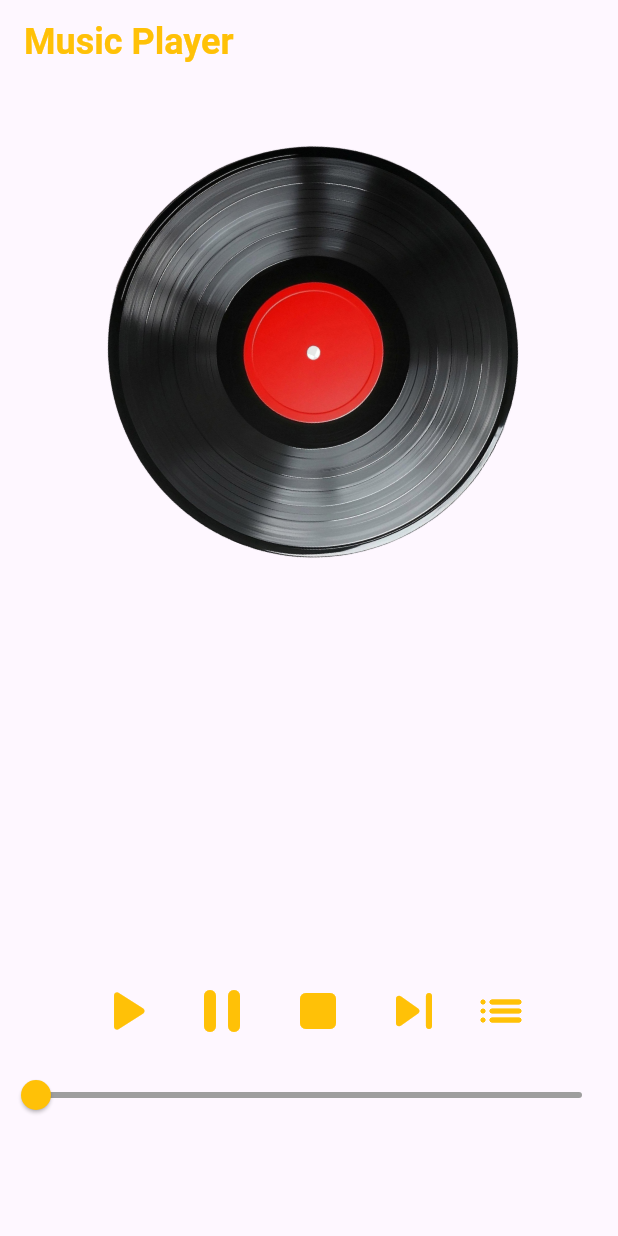
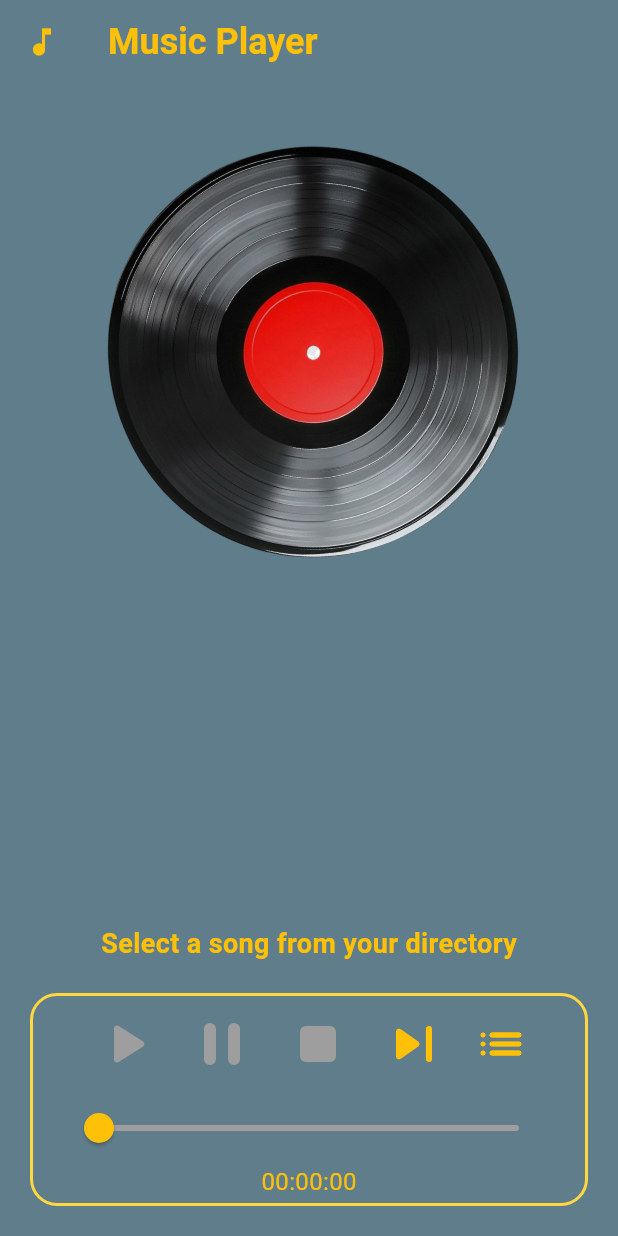
Before and after one commit to Lone-wolf-ai/flutter_provider_music_app, a Flutter app: the screen it shows after launch, on a phone screen of 412 x 824 dp. Run offline on Flutter 3.47's test engine with Material 3 defaults, Android fonts, the phone set to English and light mode, and no system bars; our stand-ins replace audioplayers, file_picker.

Commit message:
some_comenting

```diff
--- a/lib/main.dart
+++ b/lib/main.dart
@@ -33,7 +33,7 @@ class MusicApp extends StatefulWidget {
 }
 
 class _MusicAppState extends State<MusicApp> {
-  String _songname = '';
+  String _songname = 'Select a song from your directory';
   Future<void> _pickFile() async {
     FilePickerResult? result = await FilePicker.platform.pickFiles(
       type: FileType.audio,
@@ -44,15 +44,25 @@ class _MusicAppState extends State<MusicApp> {
       setState(() {
         _songname = file.name;
       });
+      // ignore: use_build_context_synchronously
       await context.read<AudioPlayerControllerProvider>().setSource(file.path!);
+      // ignore: use_build_context_synchronously
       await context.read<AudioPlayerControllerProvider>().play();
     }
   }
 
   @override
   Widget build(BuildContext context) {
-    return Scaffold(
+    return SafeArea(
+      child: Scaffold(
+        backgroundColor: Colors.blueGrey,
         appBar: AppBar(
+          backgroundColor: Colors.blueGrey,
+          leading: const Icon(
+            Icons.music_note,
+            color: Colors.amber,
+            size: 24,
+          ),
           title: const Text(
             'Music Player',
             style: TextStyle(
@@ -68,7 +78,9 @@ class _MusicAppState extends State<MusicApp> {
             Text(
               _songname,
               style: const TextStyle(
-                color: Colors.amber, fontWeight: FontWeight.bold, fontSize: 18),
+                  color: Colors.amber,
+                  fontWeight: FontWeight.bold,
+                  fontSize: 18),
             ),
             Expanded(
               child: AudioPlayerView(
@@ -79,6 +91,7 @@ class _MusicAppState extends State<MusicApp> {
             ),
           ],
         ),
+      ),
     );
   }
 }
--- a/lib/model/audiomodel.dart
+++ b/lib/model/audiomodel.dart
@@ -33,6 +33,8 @@ class AudioPlayerModel {
     return await player.getCurrentPosition();
   }
 
+  //stream used to get change data rapidly or you can think it as a stream of data.
+  //used getter method to get data
   Stream<Duration> get onDurationChanged => player.onDurationChanged;
   Stream<Duration> get onPositionChanged => player.onPositionChanged;
   Stream<void> get onPlayerComplete => player.onPlayerComplete;
--- a/lib/view/mainui.dart
+++ b/lib/view/mainui.dart
@@ -17,7 +17,13 @@ class AudioPlayerView extends StatelessWidget {
     final controller =
         context.watch<AudioPlayerControllerProvider>().controller;
 
-    return Column(
+    return Container(
+      margin: const EdgeInsets.symmetric(horizontal: 20, vertical: 20),
+      padding: const EdgeInsets.symmetric(horizontal: 20),
+      decoration: BoxDecoration(
+          border: Border.all(color: Colors.amberAccent, width: 2),
+          borderRadius: const BorderRadius.all(Radius.circular(18))),
+      child: Column(
         mainAxisSize: MainAxisSize.min,
         children: [
           Row(
@@ -28,9 +34,9 @@ class AudioPlayerView extends StatelessWidget {
                 key: const Key('play_button'),
                 onPressed: controller.isPlaying ? null : controller.play,
                 iconSize: 48.0,
-              icon: const Icon(
+                icon: Icon(
                   Icons.play_arrow_rounded,
-                color: Colors.amber,
+                  color: (controller.isPlaying) ? Colors.amber : Colors.grey,
                 ),
                 color: color,
               ),
@@ -38,9 +44,9 @@ class AudioPlayerView extends StatelessWidget {
                 key: const Key('pause_button'),
                 onPressed: controller.isPlaying ? controller.pause : null,
                 iconSize: 48.0,
-              icon: const Icon(
+                icon: Icon(
                   Icons.pause_rounded,
-                color: Colors.amber,
+                  color: (controller.isPaused) ? Colors.amber : Colors.grey,
                 ),
                 color: color,
               ),
@@ -50,9 +56,9 @@ class AudioPlayerView extends StatelessWidget {
                     ? controller.stop
                     : null,
                 iconSize: 48.0,
-              icon: const Icon(
+                icon: Icon(
                   Icons.stop_rounded,
-                color: Colors.amber,
+                  color: (controller.isPlaying) ? Colors.amber : Colors.grey,
                 ),
                 color: color,
               ),
@@ -107,11 +113,12 @@ class AudioPlayerView extends StatelessWidget {
                   ? '${controller.positionText} / ${controller.durationText}'
                   : controller.duration != null
                       ? controller.durationText
-                    : '',
+                      : '00:00:00',
               style: const TextStyle(fontSize: 16.0, color: Colors.amber),
             ),
           ),
         ],
+      ),
     );
   }
 }
--- a/lib/widget/rotatecd.dart
+++ b/lib/widget/rotatecd.dart
@@ -5,6 +5,7 @@ class CDPlayerApp extends StatefulWidget {
   const CDPlayerApp({super.key});
 
   @override
+  // ignore: library_private_types_in_public_api
   _CDPlayerAppState createState() => _CDPlayerAppState();
 }
 
@@ -12,7 +13,7 @@ class _CDPlayerAppState extends State<CDPlayerApp>
     with SingleTickerProviderStateMixin {
   late AnimationController _controller;
   late Animation<double> _animation;
-
+//used initstate
   @override
   void initState() {
     super.initState();
```
Lines whose indentation alone changed are shown as unchanged.
